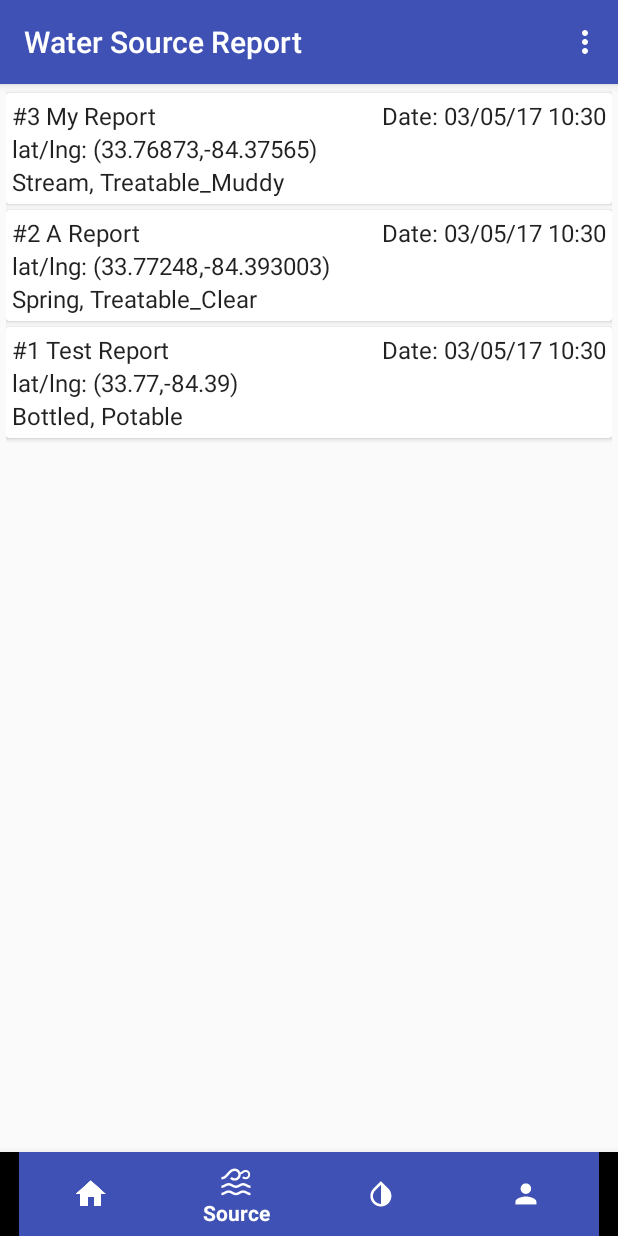
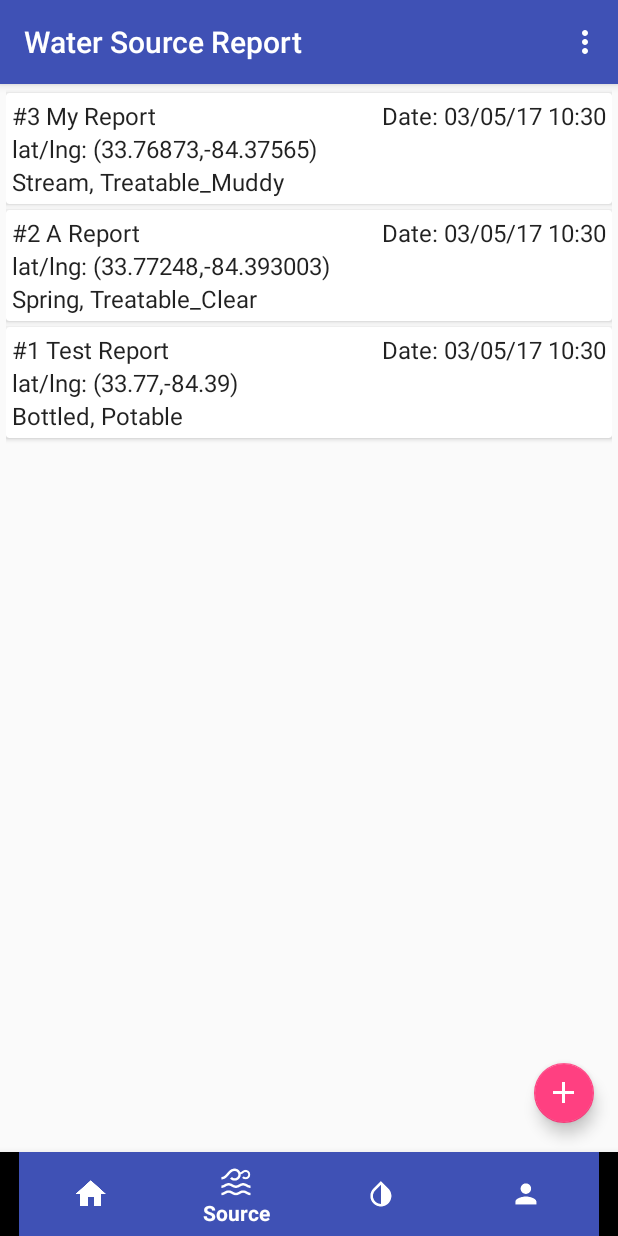
Before and after one commit to SuperLinguini/CS2340, an Android app: the SourceReportFragment screen opened directly, with no data from a screen before it, item 2 of the bottom bar chosen, on a phone screen of 412 x 824 dp. Run offline under Robolectric (Android 15) with nearby library versions, the phone set to English and light mode, and no system bars.

Commit message:
Fixed submit report bugs, moved FAB, and reversed RecyclerView.

```diff
--- a/app/src/main/java/tech/milind/cleanwatercrowdsourcing/controllers/ListSourceFragment.java
+++ b/app/src/main/java/tech/milind/cleanwatercrowdsourcing/controllers/ListSourceFragment.java
@@ -1,9 +1,13 @@
 package tech.milind.cleanwatercrowdsourcing.controllers;
 
+import android.app.Activity;
+import android.content.Intent;
 import android.os.Bundle;
 
 import android.support.annotation.NonNull;
+import android.support.design.widget.FloatingActionButton;
 import android.support.v4.app.Fragment;
+import android.support.v7.widget.LinearLayoutManager;
 import android.support.v7.widget.RecyclerView;
 import android.view.LayoutInflater;
 import android.view.View;
@@ -19,21 +23,44 @@ import tech.milind.cleanwatercrowdsourcing.model.Model;
 import tech.milind.cleanwatercrowdsourcing.model.WaterSourceReport;
 
 public class ListSourceFragment extends Fragment {
+    private SimpleSourceAdapter mAdapter;
+    final int REQUEST = 1;
+
     @Override
     public View onCreateView(LayoutInflater inflater,
                              ViewGroup container, Bundle savedInstanceState) {
         View view = inflater.inflate(R.layout.fragment_list, container, false);
         View recyclerView = view.findViewById(R.id.source_report_list);
         setupRecyclerView((RecyclerView) recyclerView);
+        FloatingActionButton add = (FloatingActionButton) view.findViewById(R.id.addFAB);
+        add.setOnClickListener(new View.OnClickListener() {
+            @Override
+            public void onClick(View v) {
+                Intent i = new Intent(getActivity(), SubmitSourceReportActivity.class);
+                startActivityForResult(i, REQUEST);
+            }
+        });
         return view;
     }
 
+    @Override
+    public void onActivityResult(int requestCode, int resultCode, Intent data) {
+        if (requestCode == REQUEST) {
+            if (resultCode == Activity.RESULT_OK) {
+                mAdapter.notifyItemInserted(mAdapter.reports.size() - 1);
+            }
+        }
+    }
+
     private void setupRecyclerView(@NonNull RecyclerView recyclerView) {
+        LinearLayoutManager mLayoutManager = new LinearLayoutManager(getActivity());
+        mLayoutManager.setReverseLayout(true);
+        mLayoutManager.setStackFromEnd(true);
+        recyclerView.setLayoutManager(mLayoutManager);
         Model model = Model.getInstance();
         List<WaterSourceReport> reports = model.getReports();
-        Collections.sort(reports);
-        Collections.reverse(reports);
-        recyclerView.setAdapter(new SimpleSourceAdapter(reports));
+        mAdapter = new SimpleSourceAdapter(reports);
+        recyclerView.setAdapter(mAdapter);
     }
 
     public class SimpleSourceAdapter extends RecyclerView
--- a/app/src/main/res/layout/fragment_list.xml
+++ b/app/src/main/res/layout/fragment_list.xml
@@ -1,6 +1,10 @@
 <?xml version="1.0" encoding="utf-8"?>
-<android.support.v7.widget.RecyclerView xmlns:android="http://schemas.android.com/apk/res/android"
-    xmlns:app="http://schemas.android.com/apk/res-auto"
+<RelativeLayout xmlns:android="http://schemas.android.com/apk/res/android"
+    android:layout_width="match_parent"
+    android:layout_height="match_parent"
+    xmlns:app="http://schemas.android.com/apk/res-auto">
+
+    <android.support.v7.widget.RecyclerView
         xmlns:tools="http://schemas.android.com/tools"
         android:id="@+id/source_report_list"
         android:name="lab3.cs2340.gatech.edu.lab3.CourseDetailFragment"
@@ -10,3 +14,16 @@
         app:layoutManager="LinearLayoutManager"
         tools:context="tech.milind.cleanwatercrowdsourcing.controllers.ListSourceFragment"
         tools:listitem="@layout/source_list_content" />
+
+    <android.support.design.widget.FloatingActionButton
+        android:id="@+id/addFAB"
+        app:fabSize="mini"
+        app:srcCompat="@mipmap/ic_add_white_24dp"
+        android:layout_width="wrap_content"
+        android:layout_height="wrap_content"
+        android:layout_alignBottom="@id/source_report_list"
+        android:layout_alignParentEnd="true"
+        android:layout_marginBottom="19dp"
+        android:layout_marginEnd="16dp"
+        android:clickable="true" />
+</RelativeLayout>
```
Also changed, not shown: app/src/main/AndroidManifest.xml (+14 -7 lines), app/src/main/java/tech/milind/cleanwatercrowdsourcing/controllers/SourceReportFragment.java (+0 -8 lines), app/src/main/java/tech/milind/cleanwatercrowdsourcing/controllers/SubmitSourceReportActivity.java (+12 -3 lines), app/src/main/res/layout/fragment_source_report.xml (+0 -17 lines). Lines whose indentation alone changed are shown as unchanged.
